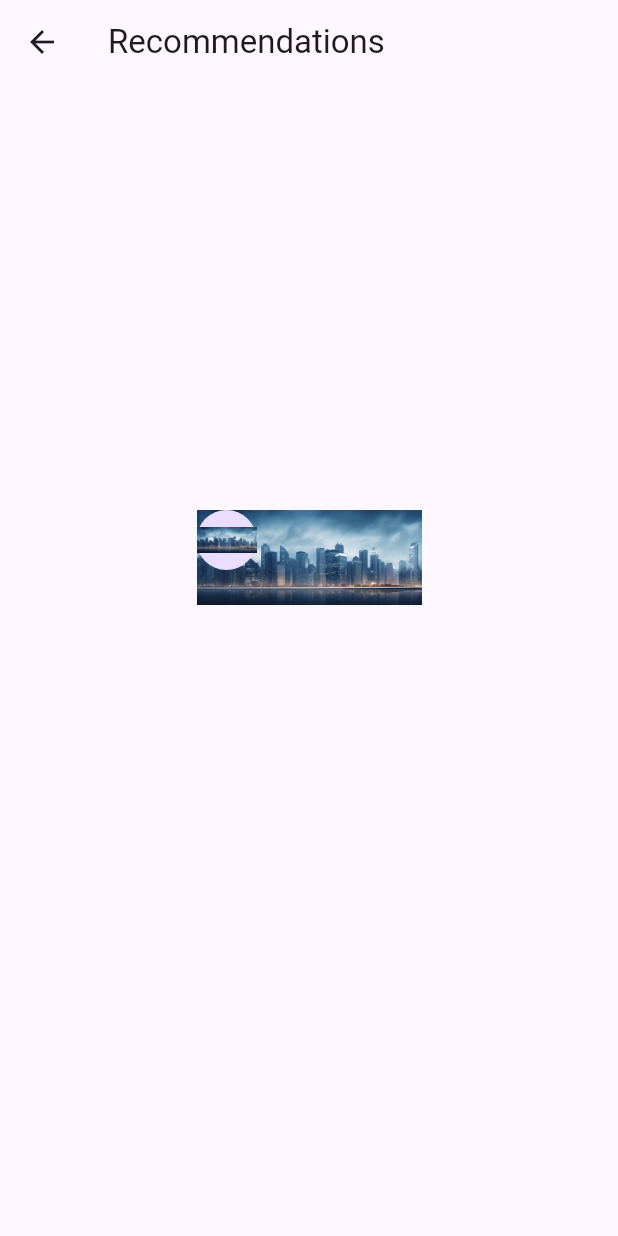
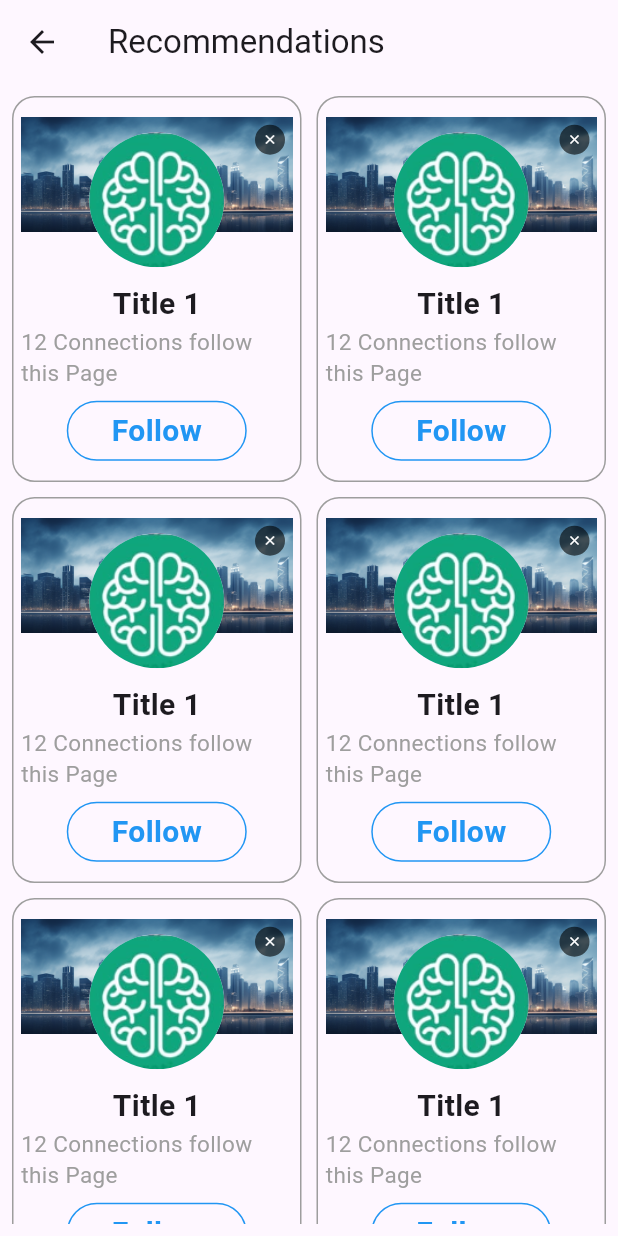
Before and after one commit to TejasD36/synctasks, a Flutter app: the screen it shows after launch, after a tap on "Task 1", on a phone screen of 412 x 824 dp. Run offline on Flutter 3.47's test engine with Material 3 defaults, Android fonts, the phone set to English and light mode, and no system bars.

Commit message:
Task 1 UI Designed

```diff
--- a/lib/task1.dart
+++ b/lib/task1.dart
@@ -1,4 +1,6 @@
 import 'package:flutter/material.dart';
+import 'package:synctasks/widgets/custom_button.dart';
+import 'package:synctasks/widgets/custom_card.dart';
 
 class Task1 extends StatefulWidget {
   const Task1({super.key});
@@ -14,36 +16,20 @@ class _Task1State extends State<Task1> {
       appBar: AppBar(
         title: const Text("Recommendations"),
       ),
-      body: Center(
-        child: Container(
-          height: 200,
-          width: 150,
-          decoration: BoxDecoration(
-            borderRadius: BorderRadius.circular(20)
+      body: Padding(
+        padding: const EdgeInsets.all(8.0),
+        child: GridView.builder(
+          itemCount: 9,
+          shrinkWrap: true,
+          gridDelegate: const SliverGridDelegateWithFixedCrossAxisCount(
+            crossAxisCount: 2,
+            crossAxisSpacing: 10,
+            mainAxisSpacing: 10,
+            childAspectRatio: 0.75,
           ),
-          child: Column(
-            children: [
-              Stack(
-                children: [
-                  Column(
-                    children: [
-                      Image.asset(
-                        "assets/cover.png",
-                        fit: BoxFit.fitWidth,
-                      ),
-                      const SizedBox(height: 20,),
-                    ],
-                  ),
-                  CircleAvatar(
-                    child: Image.asset(
-                      "assets/cover.png",
-                      fit: BoxFit.fitWidth,
-                    ),
-                  )
-                ],
-              ),
-            ],
-          ),
+          itemBuilder: (context, index) {
+            return const CustomCard(); // Displaying the CustomCard widget
+          },
         ),
       ),
     );
--- a/lib/widgets/custom_button.dart
+++ b/lib/widgets/custom_button.dart
@@ -12,7 +12,7 @@ class CustomButton extends StatelessWidget {
       onTap: onPress,
       child: Container(
         height: 40,
-        width: 100,
+        width: 120,
         decoration: BoxDecoration(
           border: Border.all(
             color: Colors.blue,
--- /dev/null
+++ b/lib/widgets/custom_card.dart
@@ -0,0 +1,100 @@
+import 'package:flutter/material.dart';
+
+import 'custom_button.dart';
+
+class CustomCard extends StatelessWidget {
+  const CustomCard({super.key});
+
+  @override
+  Widget build(BuildContext context) {
+    return Container(
+      height: 240,
+      width: 150,
+      decoration: BoxDecoration(
+          borderRadius: BorderRadius.circular(15),
+          border: Border.all(
+              color: Colors.grey
+          )
+      ),
+      child: Padding(
+        padding: const EdgeInsets.all(5.0),
+        child: Column(
+          mainAxisAlignment: MainAxisAlignment.center,
+          crossAxisAlignment: CrossAxisAlignment.center,
+          children: [
+            Stack(
+              children: [
+                //Cover Photo
+                Column(
+                  children: [
+                    Image.asset(
+                      "assets/cover.png",
+                      // fit: BoxFit.fill,
+                    ),
+                    const SizedBox(
+                      height: 20,
+                    ),
+                  ],
+                ),
+
+                //Profile Photo
+                const Padding(
+                  padding: EdgeInsets.symmetric(vertical: 10.0),
+                  child: Center(
+                    child: CircleAvatar(
+                      radius: 45,
+                      backgroundImage: AssetImage(
+                        "assets/logo1.png",
+                      ), // This will make the image circular
+                    ),
+                  ),
+                ),
+
+                //Close Button
+                Positioned(
+                  top: 5,
+                  right: 5,
+                  child: GestureDetector(
+                    onTap: () {},
+                    child: CircleAvatar(
+                      radius: 10,
+                      backgroundColor: Colors.black.withOpacity(0.6), // Transparent black background
+                      child: const Icon(
+                        Icons.close,
+                        color: Colors.white,
+                        size: 10,
+                      ),
+                    ),
+                  ),
+                ),
+              ],
+            ),
+
+            //Title
+            const Text(
+              "Title 1",
+              style: TextStyle(fontSize: 20, fontWeight: FontWeight.bold),
+            ),
+
+            //Description
+            const Center(
+              child: Text(
+                "12 Connections follow this Page",
+                style: TextStyle(fontSize: 15, color: Colors.grey),
+              ),
+            ),
+
+            //Follow Button
+            Padding(
+              padding: const EdgeInsets.only(top: 8.0),
+              child: CustomButton(
+                title: "Follow",
+                onPress: (){},
+              ),
+            ),
+          ],
+        ),
+      ),
+    );
+  }
+}
```
Also changed, not shown: assets/logo1.png (added), assets/logo2.png (added), assets/logo3.png (added), assets/logo4.png (added), assets/logo5.png (added), assets/logo6.png (added).
